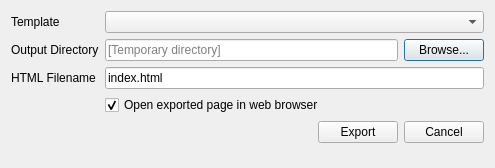
The window that ui/exporttowebdialog.ui (minorua/Qgis2threejs) describes before a commit, drawn with Qt 5.
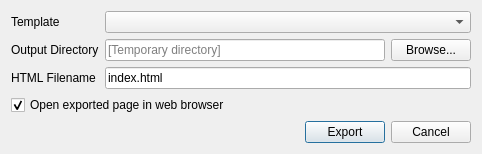
The same window after the commit.

Commit message: WebExport: update dialog layout

```diff
--- a/ui/exporttowebdialog.ui
+++ b/ui/exporttowebdialog.ui
@@ -6,22 +6,41 @@
    <rect>
     <x>0</x>
     <y>0</y>
-    <width>495</width>
-    <height>168</height>
+    <width>482</width>
+    <height>150</height>
    </rect>
   </property>
   <property name="windowTitle">
    <string>Export to Web</string>
   </property>
+  <layout class="QVBoxLayout" name="verticalLayout">
+   <item>
   <layout class="QFormLayout" name="formLayout">
-   <item row="3" column="0">
+     <item row="0" column="0">
+      <widget class="QLabel" name="label">
+       <property name="text">
+        <string>Template</string>
+       </property>
+      </widget>
+     </item>
+     <item row="0" column="1">
+      <widget class="QComboBox" name="comboBox_Template">
+       <property name="sizePolicy">
+        <sizepolicy hsizetype="Expanding" vsizetype="Fixed">
+         <horstretch>0</horstretch>
+         <verstretch>0</verstretch>
+        </sizepolicy>
+       </property>
+      </widget>
+     </item>
+     <item row="1" column="0">
     <widget class="QLabel" name="label_2">
      <property name="text">
       <string>Output Directory</string>
      </property>
     </widget>
    </item>
-   <item row="3" column="1">
+     <item row="1" column="1">
     <layout class="QHBoxLayout" name="horizontalLayout">
      <item>
       <widget class="QLineEdit" name="lineEdit_OutputDir">
@@ -42,31 +61,33 @@
      </item>
     </layout>
    </item>
-   <item row="1" column="1">
-    <widget class="QComboBox" name="comboBox_Template">
-     <property name="sizePolicy">
-      <sizepolicy hsizetype="Expanding" vsizetype="Fixed">
-       <horstretch>0</horstretch>
-       <verstretch>0</verstretch>
-      </sizepolicy>
-     </property>
-    </widget>
-   </item>
-   <item row="1" column="0">
-    <widget class="QLabel" name="label">
-     <property name="text">
-      <string>Template</string>
-     </property>
-    </widget>
-   </item>
-   <item row="5" column="0">
+     <item row="2" column="0">
     <widget class="QLabel" name="label_3">
      <property name="text">
       <string>HTML Filename</string>
      </property>
     </widget>
    </item>
-   <item row="7" column="1">
+     <item row="2" column="1">
+      <widget class="QLineEdit" name="lineEdit_Filename">
+       <property name="text">
+        <string>index.html</string>
+       </property>
+      </widget>
+     </item>
+    </layout>
+   </item>
+   <item>
+    <widget class="QCheckBox" name="checkBox_openPage">
+     <property name="text">
+      <string>Open exported page in web browser</string>
+     </property>
+     <property name="checked">
+      <bool>true</bool>
+     </property>
+    </widget>
+   </item>
+   <item>
     <layout class="QHBoxLayout" name="horizontalLayout_3">
      <item>
       <spacer name="horizontalSpacer">
@@ -86,6 +107,9 @@
        <property name="text">
         <string>Export</string>
        </property>
+       <property name="default">
+        <bool>true</bool>
+       </property>
       </widget>
      </item>
      <item>
@@ -97,23 +121,6 @@
      </item>
     </layout>
    </item>
-   <item row="6" column="1">
-    <widget class="QCheckBox" name="checkBox_openPage">
-     <property name="text">
-      <string>Open exported page in web browser</string>
-     </property>
-     <property name="checked">
-      <bool>true</bool>
-     </property>
-    </widget>
-   </item>
-   <item row="5" column="1">
-    <widget class="QLineEdit" name="lineEdit_Filename">
-     <property name="text">
-      <string>index.html</string>
-     </property>
-    </widget>
-   </item>
   </layout>
  </widget>
  <resources/>
```
Lines whose indentation alone changed are shown as unchanged. The commit also changes 1 other file.
